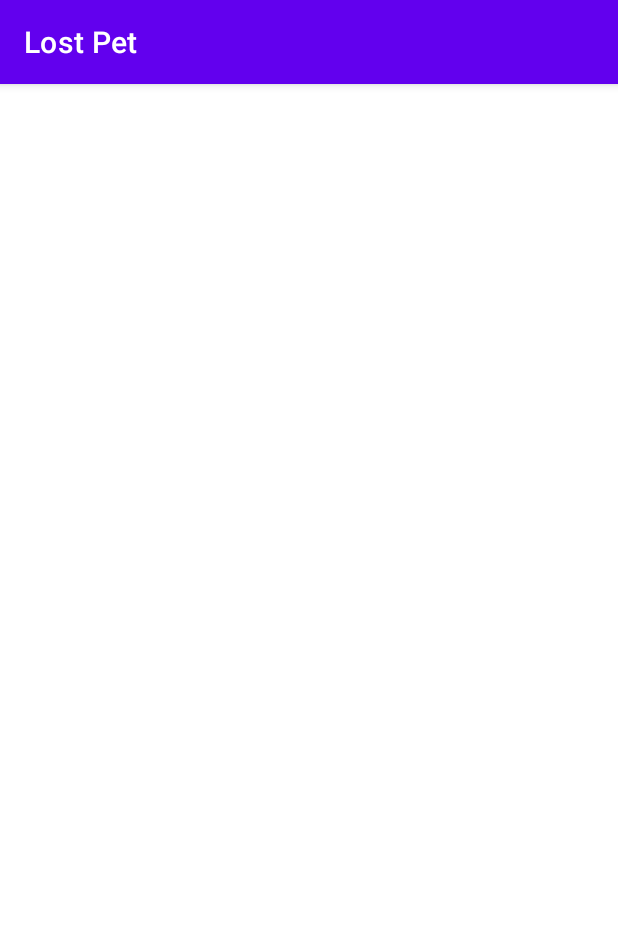
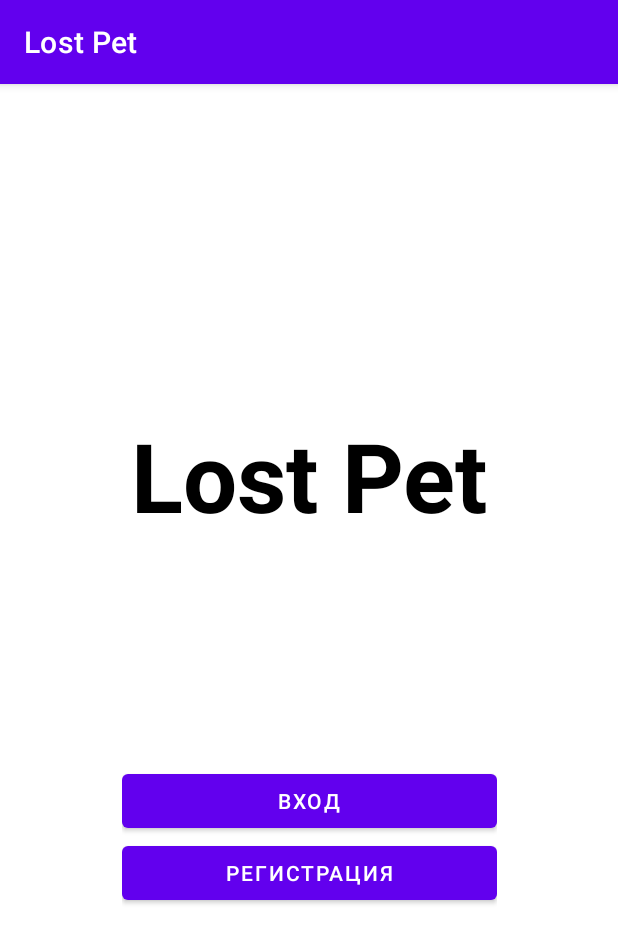
Before and after one commit to Nyama-f/LostPet, an Android app: the screen it shows after launch (MainActivity), on a phone screen of 412 x 824 dp. Shown: the top 943 px of the screen. Run offline under Robolectric (Android 15) with nearby library versions, the phone set to English and light mode, and no system bars.

Commit message:
Исправил опечатку, из за которой падала аппа

```diff
--- a/app/src/main/res/layout/activity_main.xml
+++ b/app/src/main/res/layout/activity_main.xml
@@ -7,13 +7,12 @@
     tools:context=".MainActivity">
 
     <androidx.fragment.app.FragmentContainerView
+        android:id="@+id/navContainer"
+        android:name="androidx.navigation.fragment.NavHostFragment"
         android:layout_width="match_parent"
         android:layout_height="match_parent"
+        app:layout_constraintStart_toStartOf="parent"
+        app:layout_constraintTop_toTopOf="parent"
         app:navGraph="@navigation/nav_graph"
-        android:name="androidx.navigation.fragment.NavHostFragment"
-        app:layout_constraintBottom_toBottomOf="parent"
-        app:layout_constraintEnd_toEndOf="parent"
-        app:layout_constraintStart_toStartOf="parent"
-        app:layout_constraintTop_toTopOf="parent" />
-
+        />
 </androidx.constraintlayout.widget.ConstraintLayout>
```
